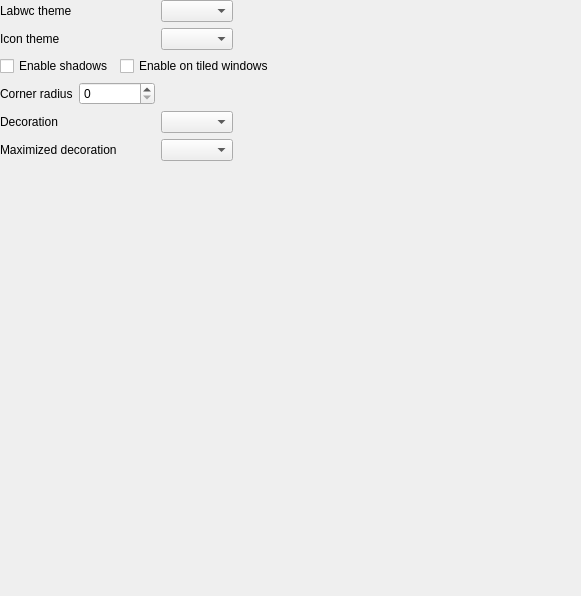
labwc/labwc-tweaks, file src/appearance.ui: the form before one commit.
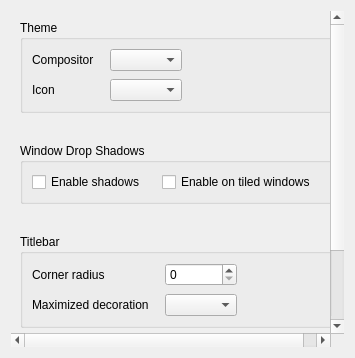
The form after the commit.

Commit message: appearance.ui: organise content by group boxes

Patch:
```diff
--- a/src/appearance.ui
+++ b/src/appearance.ui
@@ -2,198 +2,181 @@
 <ui version="4.0">
  <class>pageAppearance</class>
  <widget class="QWidget" name="pageAppearance">
-  <property name="geometry">
-   <rect>
-    <x>0</x>
-    <y>0</y>
-    <width>581</width>
-    <height>596</height>
-   </rect>
-  </property>
-  <widget class="QWidget" name="">
-   <property name="geometry">
-    <rect>
-     <x>0</x>
-     <y>0</y>
-     <width>659</width>
-     <height>287</height>
-    </rect>
-   </property>
-   <layout class="QGridLayout" name="gridLayout">
-    <!-- Row 0 -->
+  <layout class="QVBoxLayout" name="verticalLayout">
+   <item>
+    <widget class="QScrollArea" name="scrollArea">
+     <property name="frameShape">
+      <enum>QFrame::Shape::NoFrame</enum>
+     </property>
+     <property name="widgetResizable">
+      <bool>true</bool>
+     </property>
+     <widget class="QWidget" name="scrollAreaWidgetContents">
+      <layout class="QVBoxLayout" name="verticalLayout_2">
+       <property name="spacing">
+        <number>30</number>
+       </property>
+       <item>
+        <widget class="QGroupBox" name="groupBox1">
+         <property name="title">
+          <string>Theme</string>
+         </property>
+         <layout class="QGridLayout" name="groupBox1_gridLayout" columnstretch="0,0,1">
+          <property name="horizontalSpacing">
+           <number>16</number>
+          </property>
+          <property name="verticalSpacing">
+           <number>8</number>
+          </property>
     <item row="0" column="0">
      <widget class="QLabel" name="label">
       <property name="text">
-       <string>Labwc theme</string>
+             <string>Compositor</string>
       </property>
      </widget>
     </item>
-    <item row="0" column="3">
+          <item row="0" column="1">
      <widget class="QComboBox" name="openboxTheme"/>
     </item>
-    <item row="0" column="5">
+          <item row="0" column="2">
      <spacer name="horizontalSpacer_8">
       <property name="orientation">
        <enum>Qt::Orientation::Horizontal</enum>
       </property>
-      <property name="sizeHint" stdset="0">
-       <size>
-        <width>118</width>
-        <height>20</height>
-       </size>
-      </property>
-     </spacer>
-    </item>
-
-    <!-- Row 1 -->
+           </spacer>
+          </item>
     <item row="1" column="0">
      <widget class="QLabel" name="label_1">
       <property name="text">
-       <string>Icon theme</string>
+             <string>Icon</string>
       </property>
      </widget>
     </item>
-    <item row="1" column="3">
+          <item row="1" column="1">
      <widget class="QComboBox" name="iconTheme"/>
     </item>
-    <item row="1" column="4" colspan="2">
-     <spacer name="horizontalSpacer_9">
-      <property name="orientation">
-       <enum>Qt::Orientation::Horizontal</enum>
-      </property>
-      <property name="sizeHint" stdset="0">
-       <size>
-        <width>118</width>
-        <height>20</height>
-       </size>
-      </property>
-     </spacer>
-    </item>
-
-    <!-- Row 2 -->
-    <item row="2" column="0" colspan="2">
+         </layout>
+        </widget>
+       </item>
+       <item>
+        <widget class="QGroupBox" name="groupBox2">
+         <property name="title">
+          <string>Window Drop Shadows</string>
+         </property>
+         <layout class="QGridLayout" name="groupBox2_gridLayout" columnstretch="0,0,1">
+          <property name="horizontalSpacing">
+           <number>16</number>
+          </property>
+          <property name="verticalSpacing">
+           <number>8</number>
+          </property>
+          <item row="0" column="0">
      <widget class="QCheckBox" name="dropShadows">
       <property name="text">
        <string>Enable shadows</string>
       </property>
      </widget>
     </item>
-    <item row="2" column="2" colspan="3">
+          <item row="0" column="1">
      <widget class="QCheckBox" name="dropShadowsOnTiled">
       <property name="text">
        <string>Enable on tiled windows</string>
       </property>
      </widget>
     </item>
-    <item row="2" column="5">
+          <item row="0" column="5">
      <spacer name="horizontalSpacer_11">
       <property name="orientation">
        <enum>Qt::Orientation::Horizontal</enum>
       </property>
-      <property name="sizeHint" stdset="0">
-       <size>
-        <width>118</width>
-        <height>20</height>
-       </size>
-      </property>
-     </spacer>
-    </item>
-
-    <!-- Row 3 -->
-    <item row="3" column="0">
+           </spacer>
+          </item>
+         </layout>
+        </widget>
+       </item>
+       <item>
+        <widget class="QGroupBox" name="groupBox3">
+         <property name="title">
+          <string>Titlebar</string>
+         </property>
+         <layout class="QGridLayout" name="groupBox3_gridLayout" columnstretch="0,0,1">
+          <property name="horizontalSpacing">
+           <number>16</number>
+          </property>
+          <property name="verticalSpacing">
+           <number>8</number>
+          </property>
+          <item row="0" column="0">
      <widget class="QLabel" name="label_2">
       <property name="text">
        <string>Corner radius</string>
       </property>
      </widget>
     </item>
-    <item row="3" column="1" colspan="2">
+          <item row="0" column="1">
      <widget class="QSpinBox" name="cornerRadius">
       <property name="maximum">
        <number>24</number>
       </property>
      </widget>
     </item>
-    <item row="3" column="3" colspan="3">
+          <item row="0" column="2">
      <spacer name="horizontalSpacer_6">
       <property name="orientation">
        <enum>Qt::Orientation::Horizontal</enum>
       </property>
-      <property name="sizeHint" stdset="0">
-       <size>
-        <width>418</width>
-        <height>20</height>
-       </size>
-      </property>
-     </spacer>
-    </item>
-
-    <!-- Row 4 -->
-    <item row="4" column="0">
-     <widget class="QLabel" name="label_5">
-      <property name="text">
-       <string>Decoration</string>
-      </property>
-     </widget>
-    </item>
-    <item row="4" column="3">
-     <widget class="QComboBox" name="decoration"/>
-    </item>
-    <item row="4" column="4" colspan="2">
-     <spacer name="horizontalSpacer">
-      <property name="orientation">
-       <enum>Qt::Orientation::Horizontal</enum>
-      </property>
-      <property name="sizeHint" stdset="0">
-       <size>
-        <width>188</width>
-        <height>20</height>
-       </size>
-      </property>
-     </spacer>
-    </item>
-
-    <!-- Row 5 -->
-    <item row="5" column="0" colspan="3">
+           </spacer>
+          </item>
+          <item row="1" column="0">
      <widget class="QLabel" name="label_3">
       <property name="text">
        <string>Maximized decoration</string>
       </property>
      </widget>
     </item>
-    <item row="5" column="3">
+          <item row="1" column="1">
      <widget class="QComboBox" name="maximizedDecoration"/>
     </item>
-    <item row="5" column="4" colspan="2">
-     <spacer name="horizontalSpacer_2">
+         </layout>
+        </widget>
+       </item>
+       <item>
+        <widget class="QGroupBox" name="groupBox4">
+         <property name="title">
+          <string>Advanced</string>
+         </property>
+         <layout class="QGridLayout" name="groupBox4_gridLayout" columnstretch="0,0,1">
+          <property name="horizontalSpacing">
+           <number>16</number>
+          </property>
+          <property name="verticalSpacing">
+           <number>8</number>
+          </property>
+          <item row="0" column="0">
+           <widget class="QLabel" name="label_5">
+            <property name="text">
+             <string>Decoration mode</string>
+            </property>
+           </widget>
+          </item>
+          <item row="0" column="1">
+           <widget class="QComboBox" name="decoration"/>
+          </item>
+          <item row="0" column="2">
+           <spacer name="horizontalSpacer">
       <property name="orientation">
        <enum>Qt::Orientation::Horizontal</enum>
       </property>
-      <property name="sizeHint" stdset="0">
-       <size>
-        <width>198</width>
-        <height>20</height>
-       </size>
-      </property>
-     </spacer>
-    </item>
-
-    <!-- Row 6 -->
-    <item row="6" column="3">
-     <spacer name="verticalSpacer">
-      <property name="orientation">
-       <enum>Qt::Orientation::Vertical</enum>
-      </property>
-      <property name="sizeHint" stdset="0">
-       <size>
-        <width>20</width>
-        <height>13</height>
-       </size>
-      </property>
-     </spacer>
+           </spacer>
+          </item>
+         </layout>
+        </widget>
     </item>
    </layout>
   </widget>
+    </widget>
+   </item>
+  </layout>
  </widget>
  <resources/>
  <connections/>
```
Lines whose indentation alone changed are shown as unchanged. The commit also changes 1 other file.
